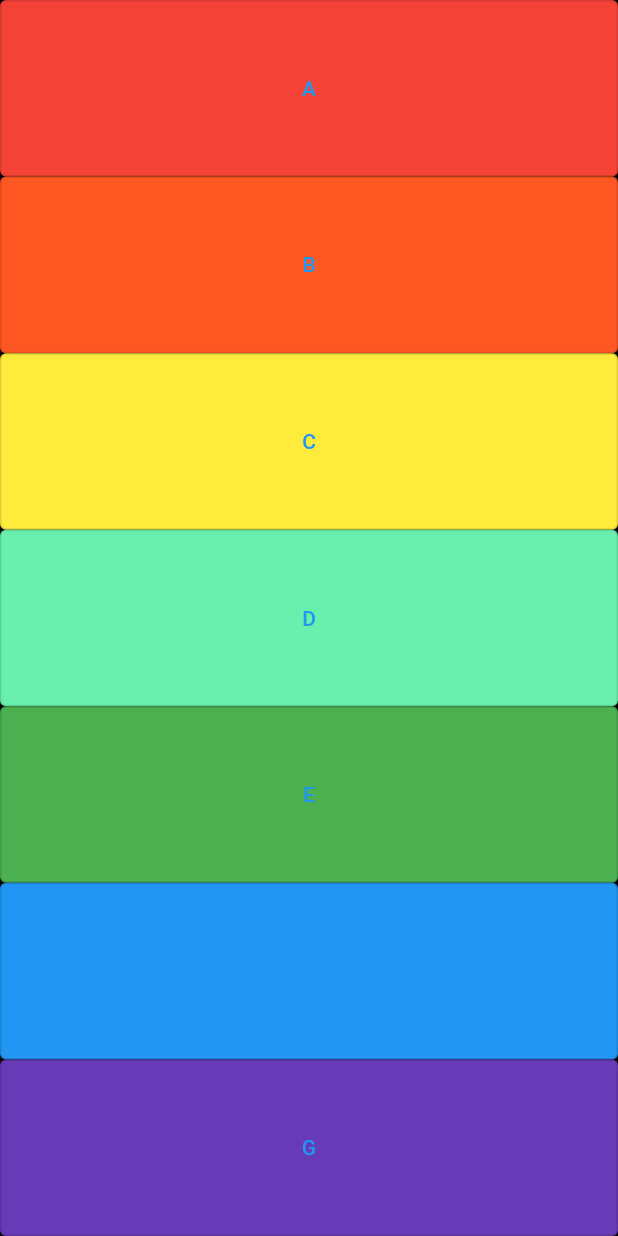
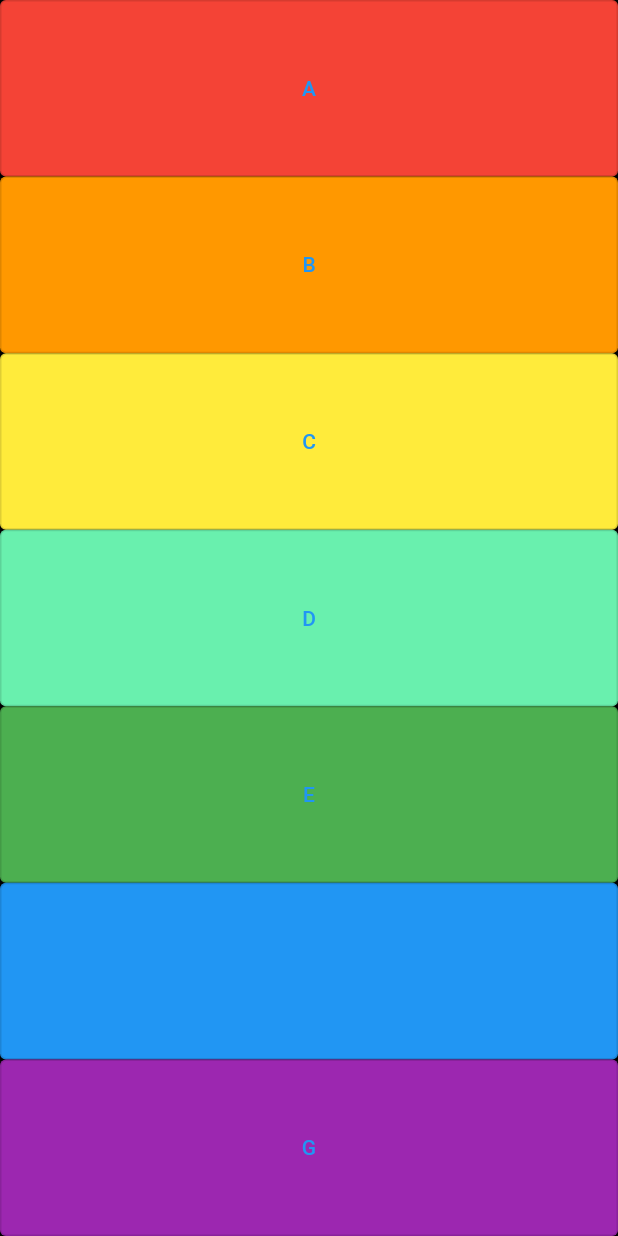
Before and after one commit to apostleyemi/xylophone_flutter, a Flutter app: the screen it shows after launch, on a phone screen of 412 x 824 dp. Run offline on Flutter 3.47's test engine with Material 2 defaults, Android fonts, the phone set to English and light mode, and no system bars; our stand-ins replace audioplayers.

Commit message:
second push

```diff
--- a/lib/main.dart
+++ b/lib/main.dart
@@ -5,11 +5,24 @@ import 'package:audioplayers/audioplayers.dart';
 void main() => runApp(XylophoneApp());
 
 class XylophoneApp extends StatelessWidget {
-  void playSound(int n) {
-    AudioCache player = AudioCache();
-    player = AudioCache();
-    // call this method when desired
-    player.play('audio/note$n.wav');
+  Expanded buildKey(
+      {required Color color,
+      required int soundNumber,
+      required String textValue}) {
+    return Expanded(
+      child: OutlinedButton(
+        onPressed: () {
+          AudioCache player = AudioCache();
+          player = AudioCache();
+          // call this method when desired
+          player.play('audio/note$soundNumber.wav');
+        },
+        child: Text(textValue),
+        style: OutlinedButton.styleFrom(
+          backgroundColor: color,
+        ),
+      ),
+    );
   }
 
   @override
@@ -21,91 +34,14 @@ class XylophoneApp extends StatelessWidget {
           child: Column(
             crossAxisAlignment: CrossAxisAlignment.stretch,
             children: [
-              Expanded(
-                child: OutlinedButton(
-                  onPressed: () {
-                    // add it to your class as a static member
-
-                    // or as a local variable
-                    playSound(1);
-                  },
-                  child: Text('A'),
-                  style: OutlinedButton.styleFrom(
-                    backgroundColor: Colors.red,
-                  ),
-                ),
-              ),
-              Expanded(
-                child: OutlinedButton(
-                  onPressed: () {
-                    // add it to your class as a static member
-
-                    playSound(2);
-                  },
-                  child: Text('B'),
-                  style: OutlinedButton.styleFrom(
-                    backgroundColor: Colors.deepOrange,
-                  ),
-                ),
-              ),
-              Expanded(
-                child: OutlinedButton(
-                  onPressed: () {
-                    playSound(3);
-                  },
-                  child: Text('C'),
-                  style: OutlinedButton.styleFrom(
-                    backgroundColor: Colors.yellow,
-                  ),
-                ),
-              ),
-              Expanded(
-                child: OutlinedButton(
-                  onPressed: () {
-                    // or as a local variable
-                    playSound(4);
-                  },
-                  child: Text('D'),
-                  style: OutlinedButton.styleFrom(
-                    backgroundColor: Colors.greenAccent,
-                  ),
-                ),
-              ),
-              Expanded(
-                child: OutlinedButton(
-                  onPressed: () {
-                    // add it to your class as a static member
-                    playSound(5);
-                  },
-                  child: Text('E'),
-                  style: OutlinedButton.styleFrom(
-                    backgroundColor: Colors.green,
-                  ),
-                ),
-              ),
-              Expanded(
-                child: OutlinedButton(
-                  onPressed: () {
-                    // add it to your class as a static member
-                    playSound(6);
-                  },
-                  child: Text('F'),
-                  style: OutlinedButton.styleFrom(
-                    backgroundColor: Colors.blue,
-                  ),
-                ),
-              ),
-              Expanded(
-                child: OutlinedButton(
-                  onPressed: () {
-                    playSound(7);
-                  },
-                  child: Text('G'),
-                  style: OutlinedButton.styleFrom(
-                    backgroundColor: Colors.deepPurple,
-                  ),
-                ),
-              ),
+              buildKey(color: Colors.red, soundNumber: 1, textValue: 'A'),
+              buildKey(color: Colors.orange, soundNumber: 2, textValue: 'B'),
+              buildKey(color: Colors.yellow, soundNumber: 3, textValue: 'C'),
+              buildKey(
+                  color: Colors.greenAccent, soundNumber: 4, textValue: 'D'),
+              buildKey(color: Colors.green, soundNumber: 5, textValue: 'E'),
+              buildKey(color: Colors.blue, soundNumber: 6, textValue: 'F'),
+              buildKey(color: Colors.purple, soundNumber: 7, textValue: 'G'),
             ],
           ),
         ),
```
